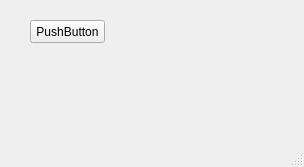
Qt form ui_example/mainwindow.ui (EthoWatcher/Reliability) before a commit.
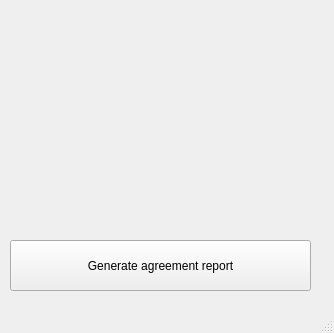
The same form after that commit.

Commit message: Ajustando a api, agora pode mudar os dados de entrada.

Diff of the .ui file:
```diff
--- a/ui_example/mainwindow.ui
+++ b/ui_example/mainwindow.ui
@@ -6,8 +6,8 @@
    <rect>
     <x>0</x>
     <y>0</y>
-    <width>304</width>
-    <height>167</height>
+    <width>334</width>
+    <height>333</height>
    </rect>
   </property>
   <property name="windowTitle">
@@ -17,14 +17,14 @@
    <widget class="QPushButton" name="pushButton">
     <property name="geometry">
      <rect>
-      <x>30</x>
-      <y>20</y>
-      <width>75</width>
-      <height>23</height>
+      <x>10</x>
+      <y>240</y>
+      <width>301</width>
+      <height>51</height>
      </rect>
     </property>
     <property name="text">
-     <string>PushButton</string>
+     <string>Generate agreement report</string>
     </property>
    </widget>
   </widget>
```
Left out of the diff: 2 changed lines with no effect on the pictures. The commit also changes 1 other file.
